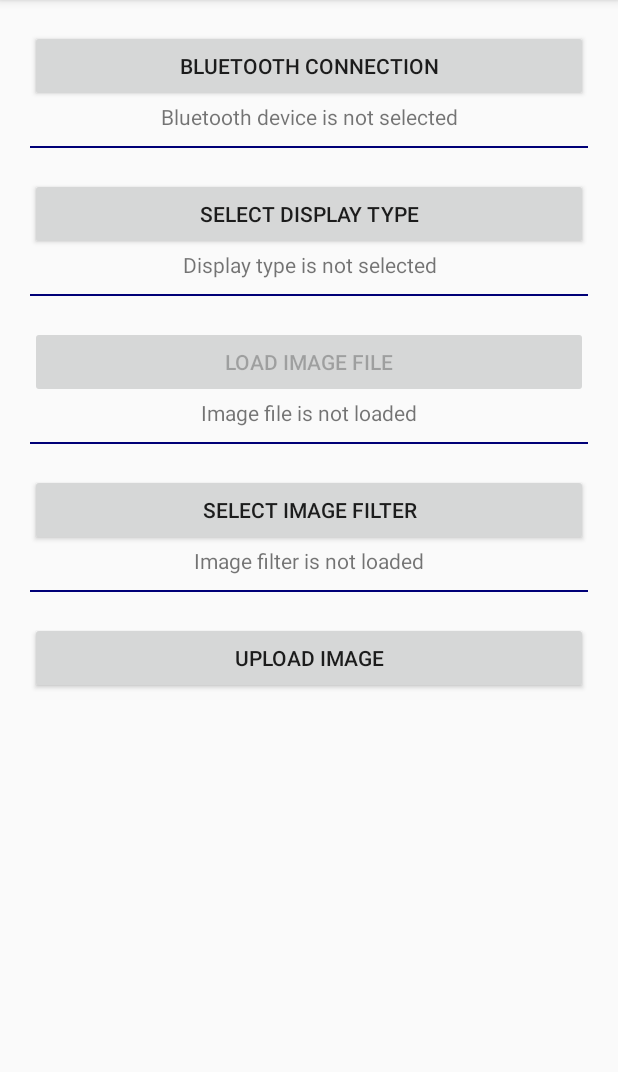
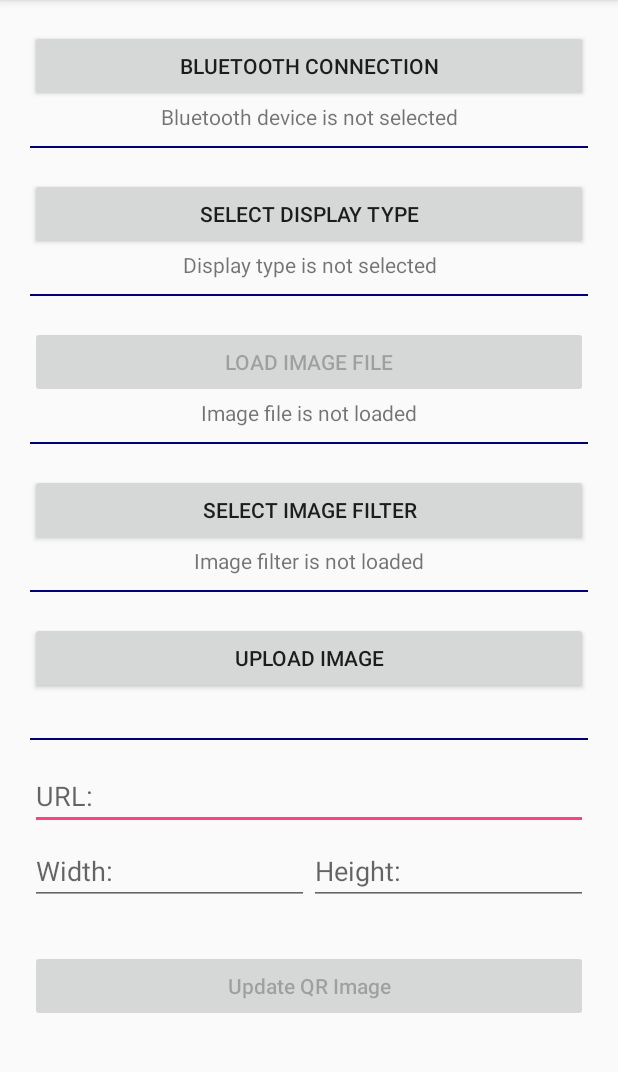
Before and after one commit to JakeRed/Esp32, an Android app: the screen it shows after launch (AppStartActivity), on a phone screen of 412 x 824 dp, the part 84-1156 px from its top. Run offline under Robolectric (Android 15) with nearby library versions, the phone set to English and light mode, and no system bars; libraries missing offline, so code that uses them is left out: com.theartofdev.edmodo.

Commit message:
电子价签

```diff
--- a/app/build.gradle
+++ b/app/build.gradle
@@ -37,6 +37,8 @@ dependencies {
     implementation 'com.android.support:appcompat-v7:26.1.0'
     implementation 'com.android.support.constraint:constraint-layout:1.1.2'
     implementation 'com.theartofdev.edmodo:android-image-cropper:2.6.+'
+    implementation 'com.google.zxing:android-core:3.3.0'
+    implementation 'com.google.zxing:core:3.4.1'
     testImplementation 'junit:junit:4.12'
     androidTestImplementation 'com.android.support.test:runner:1.0.2'
     androidTestImplementation 'com.android.support.test.espresso:espresso-core:3.0.2'
--- a/app/src/main/java/com/waveshare/epaperesp32loader/AppStartActivity.java
+++ b/app/src/main/java/com/waveshare/epaperesp32loader/AppStartActivity.java
@@ -13,9 +13,11 @@ import android.provider.MediaStore;
 import android.support.annotation.RequiresApi;
 import android.support.v7.app.AppCompatActivity;
 import android.os.Bundle;
+import android.text.TextUtils;
 import android.util.Log;
 import android.view.View;
 import android.widget.Button;
+import android.widget.EditText;
 import android.widget.ImageView;
 import android.widget.TextView;
 
@@ -26,6 +28,7 @@ import com.theartofdev.edmodo.cropper.CropImageView;
 
 import com.waveshare.epaperesp32loader.communication.PermissionHelper;
 import com.waveshare.epaperesp32loader.image_processing.EPaperDisplay;
+import com.waveshare.epaperesp32loader.image_processing.EPaperPicture;
 
 /**
  * <h1>Main activity</h1>
@@ -46,6 +49,8 @@ import java.io.FileInputStream;
 import java.io.FileOutputStream;
 import java.io.IOException;
 import java.io.InputStream;
+
+import util.QRCodeUtil;
 
 public class AppStartActivity extends AppCompatActivity
 {
@@ -71,6 +76,11 @@ public class AppStartActivity extends AppCompatActivity
     public TextView textSend;
     public TextView textAddr;
     public Button button_file;
+    public EditText ed_url;
+    public EditText ed_width;
+    public EditText ed_height;
+    public Button btn_update_image;
+
 
     public ImageView pictFile; // View of loaded image
     public ImageView pictFilt; // View of filtered image
@@ -111,6 +121,11 @@ public class AppStartActivity extends AppCompatActivity
         pictFile = findViewById(R.id.pict_file);
         pictFilt = findViewById(R.id.pict_filt);
         button_file = findViewById(R.id.Button_file);
+        ed_url = findViewById(R.id.ed_url);
+        ed_width = findViewById(R.id.ed_width);
+        ed_height = findViewById(R.id.ed_height);
+        btn_update_image = findViewById(R.id.btn_update_image);
+        btn_update_image.setEnabled(false);
         // Data
         //-----------------------------
         originalImage = null;
@@ -189,6 +204,22 @@ public class AppStartActivity extends AppCompatActivity
         else startActivityForResult(
             new Intent(this, UploadActivity.class),
             REQ_UPLOADING);
+    }
+
+    public void onUpdateQRImage(View view) {
+        if (!TextUtils.isEmpty(ed_url.getText()) && !TextUtils.isEmpty(ed_width.getText()) && !TextUtils.isEmpty(ed_height.getText())) {
+            btn_update_image.setEnabled(true);
+        }
+        int width = Integer.valueOf(ed_width.getText().toString());
+        int height = Integer.valueOf(ed_height.getText().toString());
+
+        EPaperDisplay.epdInd = 14;
+        originalImage = QRCodeUtil.Create2DCode(ed_url.getText().toString(), width, height);
+        //调用黑白色阶处理算法生成目标bitmap
+        indTableImage = EPaperPicture.createIndexedImage(true, false);
+        startActivityForResult(
+                new Intent(this, UploadActivity.class),
+                REQ_UPLOADING);
     }
 
     @RequiresApi(api = Build.VERSION_CODES.N)
--- a/app/src/main/res/layout/app_start_activity.xml
+++ b/app/src/main/res/layout/app_start_activity.xml
@@ -68,6 +68,51 @@
             style="@style/txt"
             android:id="@+id/text_send"
             android:text="@string/nothing"/>
+
+        <View
+            style="@style/sepL"/>
+
+        <EditText
+            android:id="@+id/ed_url"
+            android:layout_width="match_parent"
+            android:layout_height="40dp"
+            android:layout_marginLeft="20dp"
+            android:layout_marginRight="20dp"
+            android:layout_marginTop="20dp"
+            android:hint="URL:"
+            android:ellipsize="end"/>
+
+        <android.support.v7.widget.LinearLayoutCompat
+            android:layout_width="match_parent"
+            android:layout_height="60dp"
+            android:orientation="horizontal"
+            android:paddingLeft="20dp"
+            android:paddingRight="20dp"
+            android:paddingTop="10dp"
+            android:paddingBottom="10dp">
+
+            <EditText
+                android:id="@+id/ed_width"
+                android:layout_width="match_parent"
+                android:layout_height="match_parent"
+                android:hint="Width:"
+                android:layout_weight="1"/>
+
+            <EditText
+                android:id="@+id/ed_height"
+                android:layout_width="match_parent"
+                android:layout_height="match_parent"
+                android:hint="Height:"
+                android:layout_weight="1"/>
+
+        </android.support.v7.widget.LinearLayoutCompat>
+
+        <Button
+            style="@style/btn"
+            android:id="@+id/btn_update_image"
+            android:text="Update QR Image"
+            android:textAllCaps="false"
+            android:onClick="onUpdateQRImage"/>
     </LinearLayout>
 
 </ScrollView>
```
Also changed, not shown: app/src/main/java/util/QRCodeUtil.java (added, +66 -0 lines).
